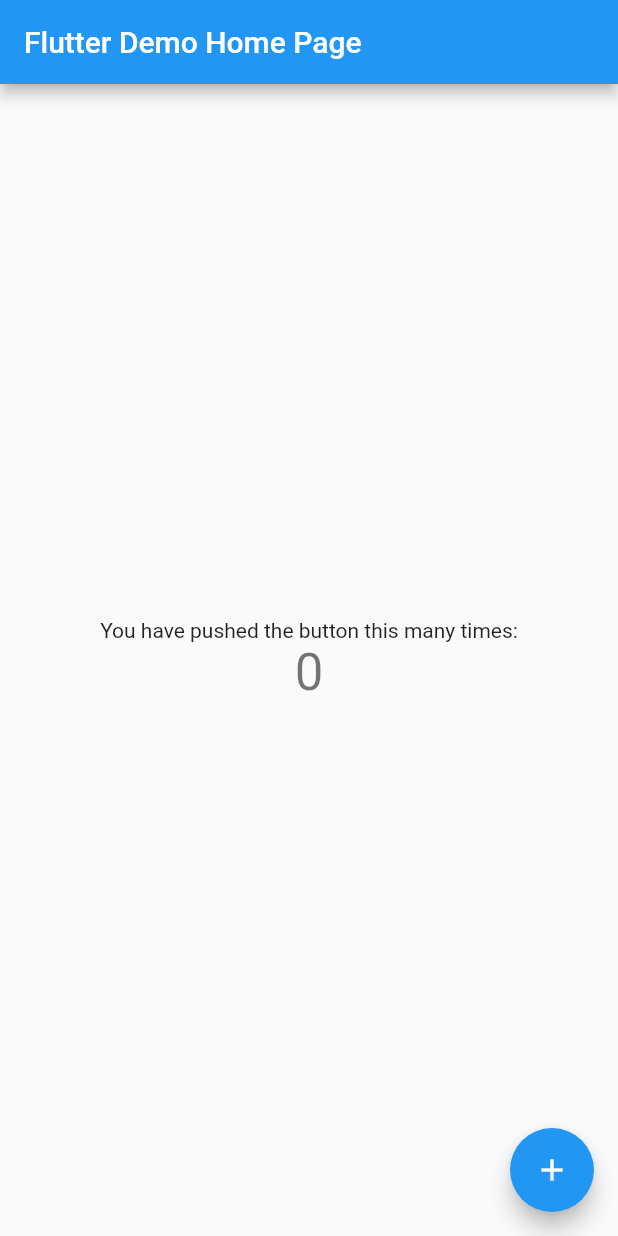
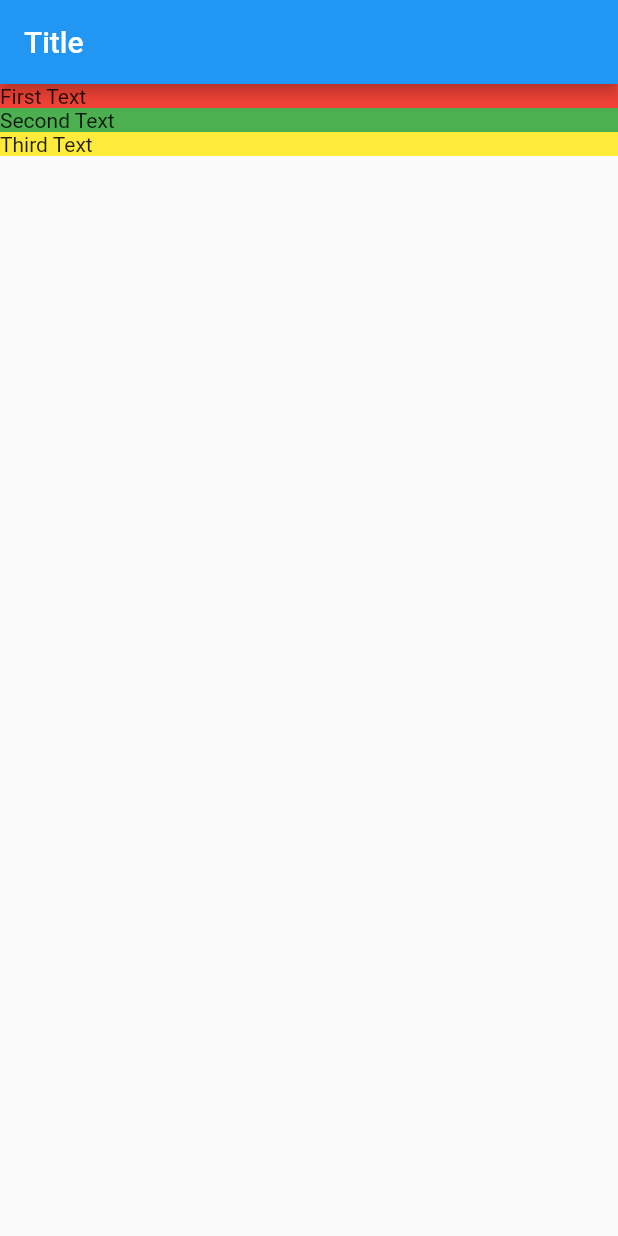
Before and after one commit to ski96277/flutterCrashCourse, a Flutter app: the screen it shows after launch, on a phone screen of 412 x 824 dp. Run offline on Flutter 3.47's test engine with Material 2 defaults, Android fonts, the phone set to English and light mode, and no system bars.

```diff
--- a/lib/main.dart
+++ b/lib/main.dart
@@ -1,117 +1,16 @@
 import 'package:flutter/material.dart';
+import 'package:flutter_crash_course/screen/a/location_details.dart';
+
 
 void main() {
   runApp(MyApp());
-}
+  }
 
-class MyApp extends StatelessWidget {
-  // This widget is the root of your application.
+  class MyApp extends StatelessWidget {
   @override
   Widget build(BuildContext context) {
+
     return MaterialApp(
-      title: 'Flutter Demo',
-      theme: ThemeData(
-        // This is the theme of your application.
-        //
-        // Try running your application with "flutter run". You'll see the
-        // application has a blue toolbar. Then, without quitting the app, try
-        // changing the primarySwatch below to Colors.green and then invoke
-        // "hot reload" (press "r" in the console where you ran "flutter run",
-        // or simply save your changes to "hot reload" in a Flutter IDE).
-        // Notice that the counter didn't reset back to zero; the application
-        // is not restarted.
-        primarySwatch: Colors.blue,
-        // This makes the visual density adapt to the platform that you run
-        // the app on. For desktop platforms, the controls will be smaller and
-        // closer together (more dense) than on mobile platforms.
-        visualDensity: VisualDensity.adaptivePlatformDensity,
-      ),
-      home: MyHomePage(title: 'Flutter Demo Home Page'),
-    );
-  }
-}
-
-class MyHomePage extends StatefulWidget {
-  MyHomePage({Key key, this.title}) : super(key: key);
-
-  // This widget is the home page of your application. It is stateful, meaning
-  // that it has a State object (defined below) that contains fields that affect
-  // how it looks.
-
-  // This class is the configuration for the state. It holds the values (in this
-  // case the title) provided by the parent (in this case the App widget) and
-  // used by the build method of the State. Fields in a Widget subclass are
-  // always marked "final".
-
-  final String title;
-
-  @override
-  _MyHomePageState createState() => _MyHomePageState();
-}
-
-class _MyHomePageState extends State<MyHomePage> {
-  int _counter = 0;
-
-  void _incrementCounter() {
-    setState(() {
-      // This call to setState tells the Flutter framework that something has
-      // changed in this State, which causes it to rerun the build method below
-      // so that the display can reflect the updated values. If we changed
-      // _counter without calling setState(), then the build method would not be
-      // called again, and so nothing would appear to happen.
-      _counter++;
-    });
-  }
-
-  @override
-  Widget build(BuildContext context) {
-    // This method is rerun every time setState is called, for instance as done
-    // by the _incrementCounter method above.
-    //
-    // The Flutter framework has been optimized to make rerunning build methods
-    // fast, so that you can just rebuild anything that needs updating rather
-    // than having to individually change instances of widgets.
-    return Scaffold(
-      appBar: AppBar(
-        // Here we take the value from the MyHomePage object that was created by
-        // the App.build method, and use it to set our appbar title.
-        title: Text(widget.title),
-      ),
-      body: Center(
-        // Center is a layout widget. It takes a single child and positions it
-        // in the middle of the parent.
-        child: Column(
-          // Column is also a layout widget. It takes a list of children and
-          // arranges them vertically. By default, it sizes itself to fit its
-          // children horizontally, and tries to be as tall as its parent.
-          //
-          // Invoke "debug painting" (press "p" in the console, choose the
-          // "Toggle Debug Paint" action from the Flutter Inspector in Android
-          // Studio, or the "Toggle Debug Paint" command in Visual Studio Code)
-          // to see the wireframe for each widget.
-          //
-          // Column has various properties to control how it sizes itself and
-          // how it positions its children. Here we use mainAxisAlignment to
-          // center the children vertically; the main axis here is the vertical
-          // axis because Columns are vertical (the cross axis would be
-          // horizontal).
-          mainAxisAlignment: MainAxisAlignment.center,
-          children: <Widget>[
-            Text(
-              'You have pushed the button this many times:',
-            ),
-            Text(
-              '$_counter',
-              style: Theme.of(context).textTheme.headline4,
-            ),
-          ],
-        ),
-      ),
-      floatingActionButton: FloatingActionButton(
-        onPressed: _incrementCounter,
-        tooltip: 'Increment',
-        child: Icon(Icons.add),
-      ), // This trailing comma makes auto-formatting nicer for build methods.
-    );
-  }
-}
+          home: LocationDetails(), );
+            }
+          }
--- /dev/null
+++ b/lib/screen/a/location_details.dart
@@ -0,0 +1,24 @@
+         import 'package:flutter/material.dart';
+import 'package:flutter_crash_course/screen/a/text_section.dart';
+
+class LocationDetails extends StatelessWidget {
+  @override
+  Widget build(BuildContext context) {
+
+    return Scaffold(
+appBar: AppBar(title: Text('Title'),),
+body: Column(
+  mainAxisAlignment: MainAxisAlignment.start,
+  crossAxisAlignment: CrossAxisAlignment.stretch,
+  children: [
+
+        text_section("First Text",Colors.red),
+        text_section("Second Text",Colors.green),
+        text_section("Third Text",Colors.yellow),
+
+  ],
+),
+    );
+
+  }
+}
--- /dev/null
+++ b/lib/screen/a/text_section.dart
@@ -0,0 +1,18 @@
+import 'package:flutter/cupertino.dart';
+import 'package:flutter/material.dart';
+
+class text_section extends StatelessWidget {
+  String _txt;
+  Color _colors;
+
+text_section(this._txt,this._colors);
+
+
+  @override
+  Widget build(BuildContext context) {
+    return Container(
+      decoration: BoxDecoration(color: _colors),
+      child: Text(_txt)
+      );
+  }
+}
```
